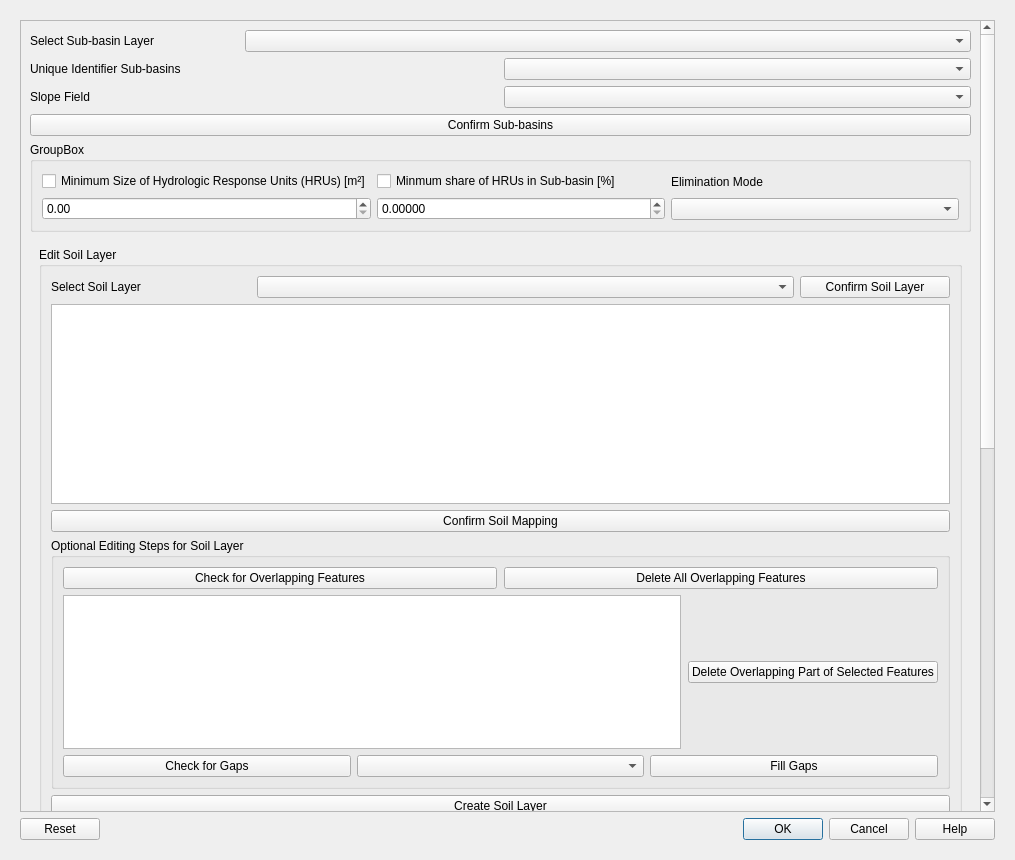
This is QTalsim/qtalsim_dialog_base.ui in sydroconsult/QTalsim as Qt 5 draws it before an edit. The edited form follows.
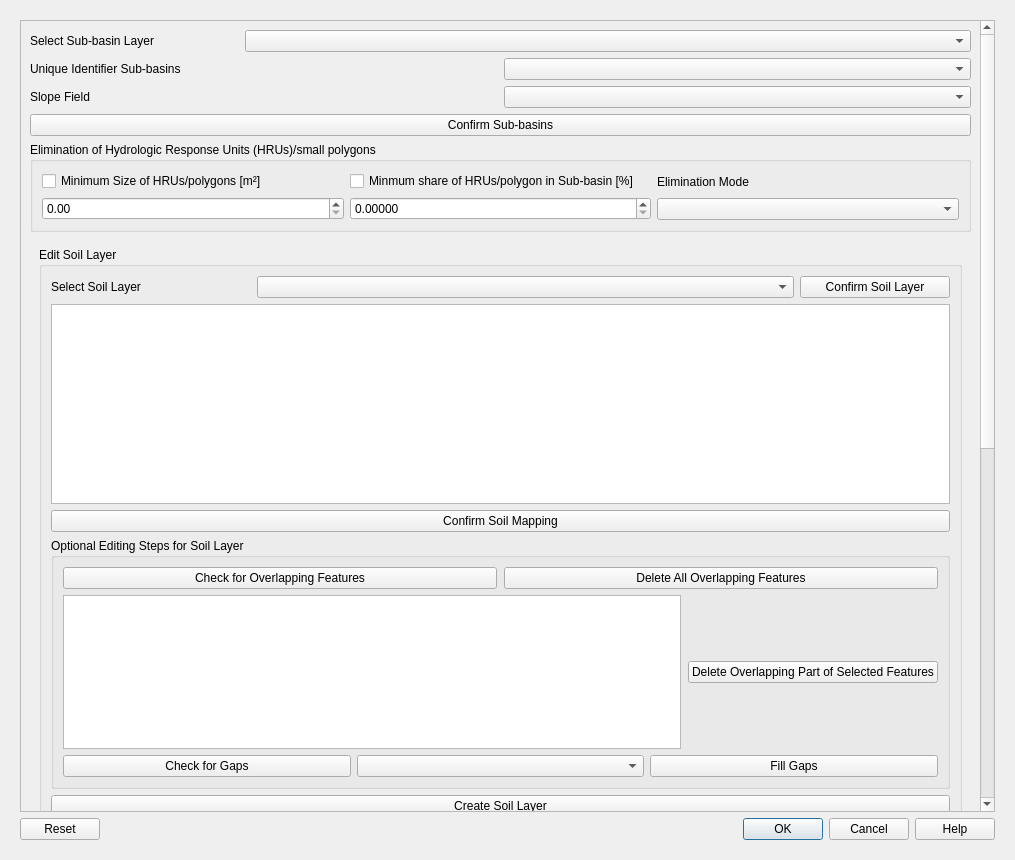
This is the edited form. Custom widgets are drawn as their Qt base class.

Patch:
```diff
--- a/QTalsim/qtalsim_dialog_base.ui
+++ b/QTalsim/qtalsim_dialog_base.ui
@@ -168,7 +168,7 @@
           <item>
            <widget class="QGroupBox" name="groupBox_2">
             <property name="title">
-             <string>GroupBox</string>
+             <string>Elimination of Hydrologic Response Units (HRUs)/small polygons</string>
             </property>
             <layout class="QHBoxLayout" name="horizontalLayout_15">
              <item>
@@ -179,7 +179,7 @@
                   <string>The minimum size of the HRUs can be defined here. </string>
                  </property>
                  <property name="text">
-                  <string>Minimum Size of Hydrologic Response Units (HRUs) [m²]</string>
+                  <string>Minimum Size of HRUs/polygons [m²]</string>
                  </property>
                 </widget>
                </item>
@@ -200,7 +200,7 @@
                   <string>Minimum share of HRUs in the respective catchment area can be defined here.</string>
                  </property>
                  <property name="text">
-                  <string>Minmum share of HRUs in Sub-basin [%]</string>
+                  <string>Minmum share of HRUs/polygon in Sub-basin [%]</string>
                  </property>
                 </widget>
                </item>
```
Left out of the diff: 2 changed lines with no effect on the pictures.
